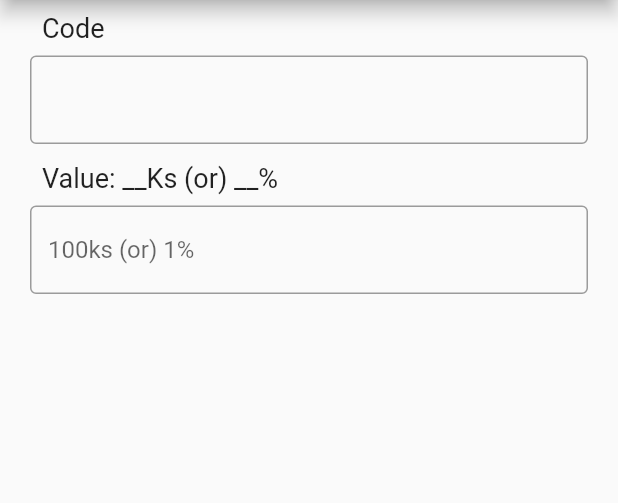
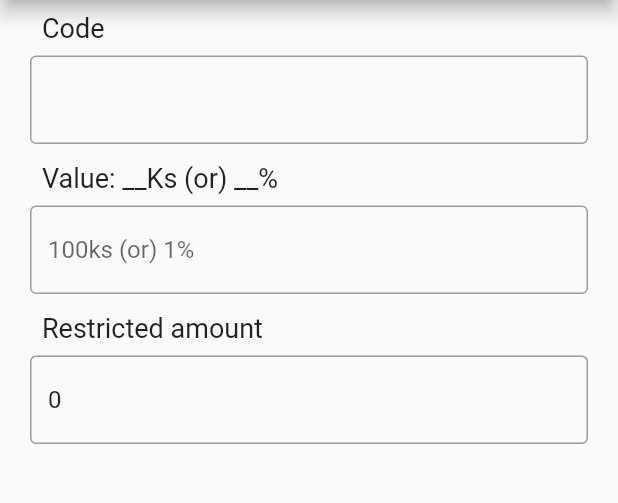
Before and after one commit to kznbeauti/delux_beauti, a Flutter app: the PromotionManager screen opened directly, on a phone screen of 412 x 824 dp, the part 84-587 px from its top. Run offline on Flutter 3.47's test engine with Material 2 defaults, Android fonts, the light colour scheme and no system bars; our stand-ins replace cached_network_image, carousel_slider, cloud_firestore, dartz, dio, firebase_auth and 22 more; missing offline and left inert: bluetooth_print, colours, flutterfire_ui; accounts and stored records are empty; generated files the repository leaves out were written again; statements that could not run were skipped.

Commit message:
update restricted amount

```diff
--- a/lib/model/promotion.dart
+++ b/lib/model/promotion.dart
@@ -9,6 +9,7 @@ class Promotion with _$Promotion {
     required String id,
     required String code,
     required String promotionValue,
+    required int restrictValue,
     required DateTime dateTime,
   }) = _Promotion;
 
--- a/lib/screen/promotion/view/promotion_manage.dart
+++ b/lib/screen/promotion/view/promotion_manage.dart
@@ -31,6 +31,8 @@ class _PromotionManagerState extends State<PromotionManager> {
       "code": TextEditingController()..text = widget.promotion?.code ?? "",
       "promotionValue": TextEditingController()
         ..text = "${widget.promotion?.promotionValue ?? ""}",
+      "restrictedValue": TextEditingController()
+        ..text = "${widget.promotion?.restrictValue ?? 0}",
     });
     super.initState();
   }
@@ -75,6 +77,9 @@ class _PromotionManagerState extends State<PromotionManager> {
                   promotionValue:
                       input.input["promotionValue"]?.value.text ?? "0",
                   id: widget.promotion?.id ?? Uuid().v1(),
+                  restrictValue: int.tryParse(
+                          input.input["restrictedValue"]?.value.text ?? "") ??
+                      0,
                   dateTime: DateTime.now(),
                 ),
               ),
@@ -148,6 +153,36 @@ class _PromotionManagerState extends State<PromotionManager> {
                 ],
               ),
             ),
+            //Restrict Value
+            Container(
+              height: 100,
+              padding: EdgeInsets.only(left: 20, right: 20),
+              child: Column(
+                crossAxisAlignment: CrossAxisAlignment.start,
+                children: [
+                  //Hint Text
+                  Padding(
+                    padding: const EdgeInsets.all(8.0),
+                    child: Text(
+                      "Restricted amount",
+                      style: TextStyle(
+                        fontSize: 18,
+                      ),
+                    ),
+                  ),
+                  TextFormField(
+                    controller: input.input["restrictedValue"],
+                    /*  keyboardType: TextInputType., */
+                    validator: input.validateInput,
+                    keyboardType: TextInputType.number,
+                    decoration: InputDecoration(
+                      hintText: "100000",
+                      border: OutlineInputBorder(),
+                    ),
+                  ),
+                ],
+              ),
+            ),
           ],
         ),
       ),
```
Also changed, not shown: lib/controller/home_controller.dart (+37 -4 lines), lib/screen/cart.dart (+23 -12 lines), 1 other file.
